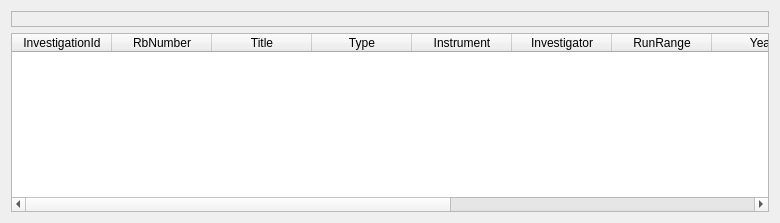
Before: the Qt Designer form Code/qtiplot/MantidQt/MantidWidgets/inc/ICatMyDataSearch.ui in mantidproject/mantid, drawn with Qt 5.
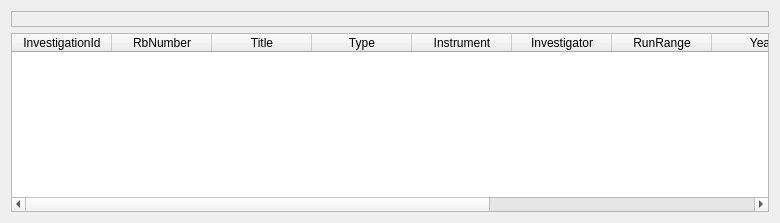
After: the same form once the commit is applied.

Commit message: re #1317 - changed the UI layouts of ICat interfaces,progress reporting added to Download data files interface, added a new class ICatUtils which provides utility methods to populate ICat Search and Investigation widgets. also adding CustomDialogs.pro which I forgot to submit in last check in.

Patch:
```diff
--- a/Code/qtiplot/MantidQt/MantidWidgets/inc/ICatMyDataSearch.ui
+++ b/Code/qtiplot/MantidQt/MantidWidgets/inc/ICatMyDataSearch.ui
@@ -75,12 +75,7 @@
      </column>
      <column>
       <property name="text" >
-       <string>Investigators First Name</string>
-      </property>
-     </column>
-     <column>
-      <property name="text" >
-       <string>Investigators Second Name</string>
+       <string>Investigators Name</string>
       </property>
      </column>
      <column>
```
Left out of the diff: 12 changed lines with no effect on the pictures. The commit also changes 16 other files.
